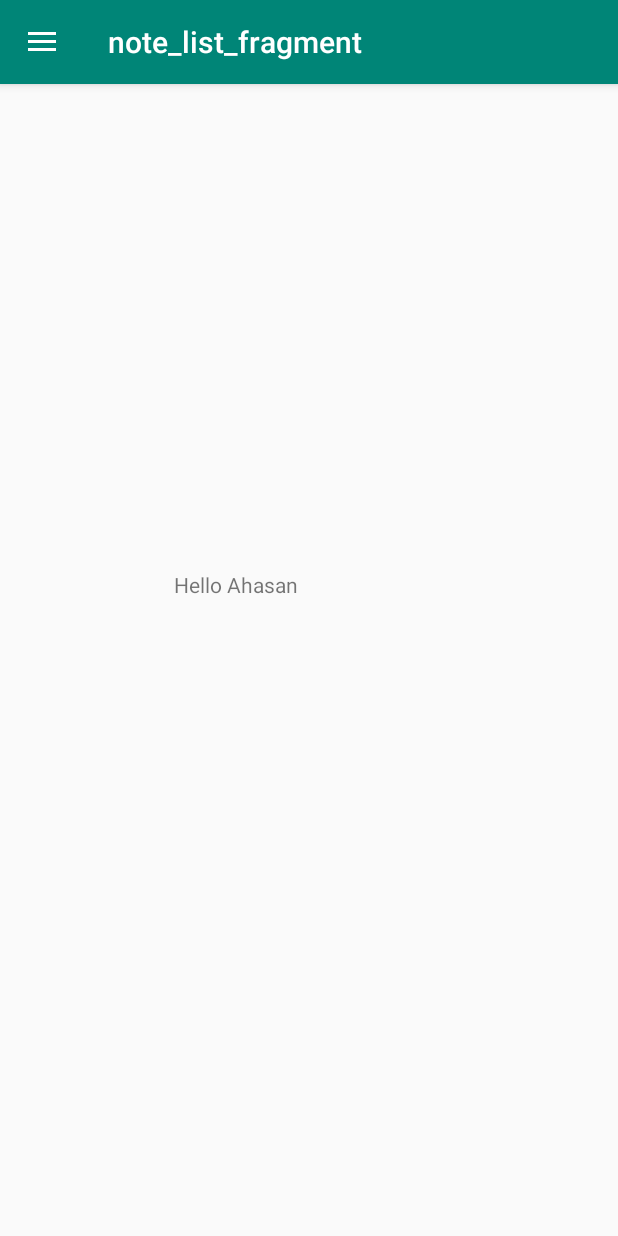
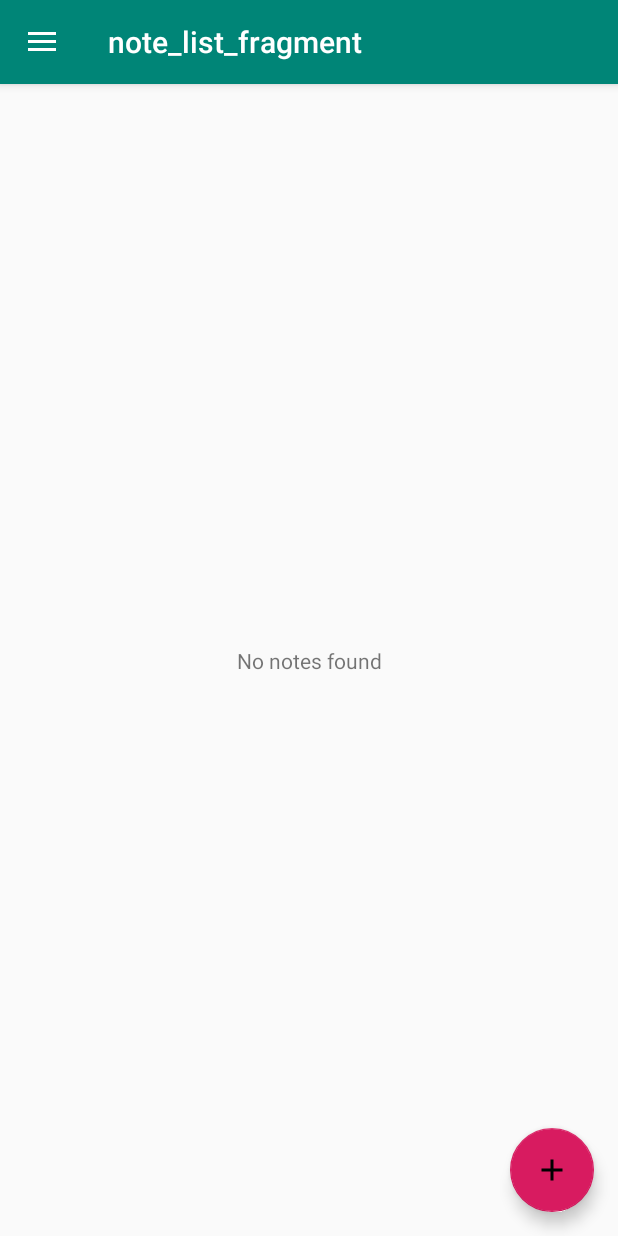
Before and after one commit to ahasanidea/navigation-arch-component, an Android app: the screen it shows after launch (MainActivity), on a phone screen of 412 x 824 dp. Run offline under Robolectric (Android 15) with nearby library versions, the phone set to English and light mode, and no system bars; our stand-ins replace navigation-ui.

Commit message:
update from home

```diff
--- a/app/build.gradle
+++ b/app/build.gradle
@@ -37,9 +37,7 @@ dependencies {
     // Timber
     implementation 'com.jakewharton.timber:timber:4.7.1'
 
-
-    implementation 'androidx.lifecycle:lifecycle-viewmodel-ktx:2.0.0'
-testImplementation 'junit:junit:4.12'
+    testImplementation 'junit:junit:4.12'
     androidTestImplementation 'androidx.test:runner:1.1.2-alpha01'
     androidTestImplementation 'androidx.test.espresso:espresso-core:3.1.2-alpha01'
 
--- /dev/null
+++ b/app/src/main/java/com/ahasanidea/navcom/data/Note.kt
@@ -0,0 +1,6 @@
+package com.ahasanidea.navcom.data
+
+class Note(
+    val id:Int,
+    val text:String
+)
--- a/app/src/main/java/com/ahasanidea/navcom/fragments/NoteListFragment.kt
+++ b/app/src/main/java/com/ahasanidea/navcom/fragments/NoteListFragment.kt
@@ -6,11 +6,21 @@ import androidx.fragment.app.Fragment
 import android.view.LayoutInflater
 import android.view.View
 import android.view.ViewGroup
+import androidx.lifecycle.Observer
+import androidx.lifecycle.ViewModelProviders
+import androidx.navigation.findNavController
+import androidx.navigation.fragment.findNavController
+import androidx.recyclerview.widget.LinearLayoutManager
 
 import com.ahasanidea.navcom.R
+import com.ahasanidea.navcom.adapters.NoteAdapter
+import com.ahasanidea.navcom.data.Note
+import com.ahasanidea.navcom.viewmodels.NoteListViewModel
+import kotlinx.android.synthetic.main.note_list_fragment.*
 
 
 class NoteListFragment : Fragment() {
+private lateinit var viewModel:NoteListViewModel
 
     override fun onCreateView(
         inflater: LayoutInflater, container: ViewGroup?,
@@ -19,6 +29,38 @@ class NoteListFragment : Fragment() {
         return inflater.inflate(R.layout.note_list_fragment, container, false)
     }
 
+    override fun onViewCreated(view: View, savedInstanceState: Bundle?) {
+        super.onViewCreated(view, savedInstanceState)
+
+        viewModel=ViewModelProviders.of(this).get(NoteListViewModel::class.java)
+        viewModel.observableNoteList.observe(this, Observer { notes-> notes?.let { render(notes) } })
+
+        fab.setOnClickListener{
+            it.findNavController().navigate(R.id.action_noteListFragment_to_addNoteFragment)
+        }
+    }
+
+    private fun render(notes: List<Note>?) {
+        if (notes!!.isEmpty()) {
+            notesRecyclerView.visibility = View.GONE
+            notesNotFound.visibility = View.VISIBLE
+        } else {
+            setupRecyclerView(notes)
+            notesRecyclerView.visibility = View.VISIBLE
+            notesNotFound.visibility = View.GONE
+        }
+    }
+
+    private fun setupRecyclerView(notes: List<Note>) {
+        notesRecyclerView.layoutManager = LinearLayoutManager(this.context)
+        notesRecyclerView.adapter = NoteAdapter(notes)
+        notesRecyclerView.setHasFixedSize(true)
+    }
+
+    override fun onResume() {
+        super.onResume()
+        viewModel.load()
+    }
 
 
 }
--- a/app/src/main/java/com/ahasanidea/navcom/viewmodels/NoteListViewModel.kt
+++ b/app/src/main/java/com/ahasanidea/navcom/viewmodels/NoteListViewModel.kt
@@ -1,7 +1,19 @@
 package com.ahasanidea.navcom.viewmodels
 
+import androidx.lifecycle.LiveData
+import androidx.lifecycle.MutableLiveData
 import androidx.lifecycle.ViewModel;
+import com.ahasanidea.navcom.data.Note
+import com.ahasanidea.navcom.data.NotesManager
 
 class NoteListViewModel : ViewModel() {
-    // TODO: Implement the ViewModel
+    private val noteList=MutableLiveData<List<Note>>()
+    val observableNoteList:LiveData<List<Note>>
+    get()=noteList
+    init {
+        load()
+    }
+     fun load(){
+        noteList.value=NotesManager.getNoteList()
+    }
 }
--- /dev/null
+++ b/app/src/main/res/drawable/ic_add_black.xml
@@ -0,0 +1,9 @@
+<vector xmlns:android="http://schemas.android.com/apk/res/android"
+        android:width="24dp"
+        android:height="24dp"
+        android:viewportWidth="24.0"
+        android:viewportHeight="24.0">
+    <path
+        android:fillColor="#FF000000"
+        android:pathData="M19,13h-6v6h-2v-6H5v-2h6V5h2v6h6v2z"/>
+</vector>
--- a/app/src/main/res/layout/note_list_fragment.xml
+++ b/app/src/main/res/layout/note_list_fragment.xml
@@ -7,12 +7,40 @@
         android:layout_height="match_parent"
         tools:context=".fragments.NoteListFragment" android:id="@+id/noteListLayout">
 
+    <androidx.recyclerview.widget.RecyclerView
+            android:id="@+id/notesRecyclerView"
+            android:layout_width="0dp"
+            android:layout_height="wrap_content"
+            android:layout_marginStart="8dp"
+            android:layout_marginLeft="8dp"
+            android:layout_marginTop="8dp"
+            android:layout_marginEnd="8dp"
+            android:layout_marginRight="8dp"
+            app:layout_constraintEnd_toEndOf="parent"
+            app:layout_constraintStart_toStartOf="parent"
+            app:layout_constraintTop_toTopOf="parent" />
 
     <TextView
-            android:text="@string/hello_ahasan"
+            android:id="@+id/notesNotFound"
             android:layout_width="wrap_content"
             android:layout_height="wrap_content"
-            android:id="@+id/textView3" app:layout_constraintTop_toTopOf="parent"
-            app:layout_constraintStart_toStartOf="parent" android:layout_marginTop="324dp"
-            android:layout_marginStart="116dp"/>
+            android:text="No notes found"
+            app:layout_constraintStart_toStartOf="parent"
+            app:layout_constraintEnd_toEndOf="parent"
+            app:layout_constraintTop_toTopOf="parent"
+            app:layout_constraintBottom_toBottomOf="parent"
+            tools:text="Notes not found." />
+
+    <com.google.android.material.floatingactionbutton.FloatingActionButton
+            android:id="@+id/fab"
+            android:layout_width="wrap_content"
+            android:layout_height="wrap_content"
+            android:layout_marginEnd="16dp"
+            android:layout_marginRight="16dp"
+            android:layout_marginBottom="16dp"
+            app:layout_constraintBottom_toBottomOf="parent"
+            app:layout_constraintEnd_toEndOf="parent"
+            app:srcCompat="@drawable/ic_add_black" />
+
+
 </androidx.constraintlayout.widget.ConstraintLayout>
--- a/app/src/main/res/navigation/nav_graph.xml
+++ b/app/src/main/res/navigation/nav_graph.xml
@@ -7,9 +7,16 @@
     <fragment android:id="@+id/noteListFragment"
               android:name="com.ahasanidea.navcom.fragments.NoteListFragment"
               android:label="note_list_fragment"
-              tools:layout="@layout/note_list_fragment"/>
+              tools:layout="@layout/note_list_fragment">
+        <action android:id="@+id/action_noteListFragment_to_addNoteFragment"
+                app:destination="@id/addNoteFragment"/>
+    </fragment>
     <fragment android:id="@+id/searchFragment"
               android:name="com.ahasanidea.navcom.fragments.SearchFragment"
               android:label="fragment_search"
               tools:layout="@layout/fragment_search"/>
+    <fragment android:id="@+id/addNoteFragment"
+              android:name="com.ahasanidea.navcom.fragments.AddNoteFragment"
+              android:label="fragment_add_note"
+              tools:layout="@layout/fragment_add_note"/>
 </navigation>
```
Also changed, not shown: app/src/main/java/com/ahasanidea/navcom/adapters/NoteAdapter.kt (added, +31 -0 lines), app/src/main/java/com/ahasanidea/navcom/data/NotesManager.kt (added, +40 -0 lines), app/src/main/java/com/ahasanidea/navcom/fragments/AddNoteFragment.kt (added, +61 -0 lines), app/src/main/java/com/ahasanidea/navcom/viewmodels/AddNoteViewModel.kt (added, +22 -0 lines), app/src/main/res/layout/fragment_add_note.xml (added, +29 -0 lines), app/src/main/res/layout/note_item.xml (added, +19 -0 lines).
